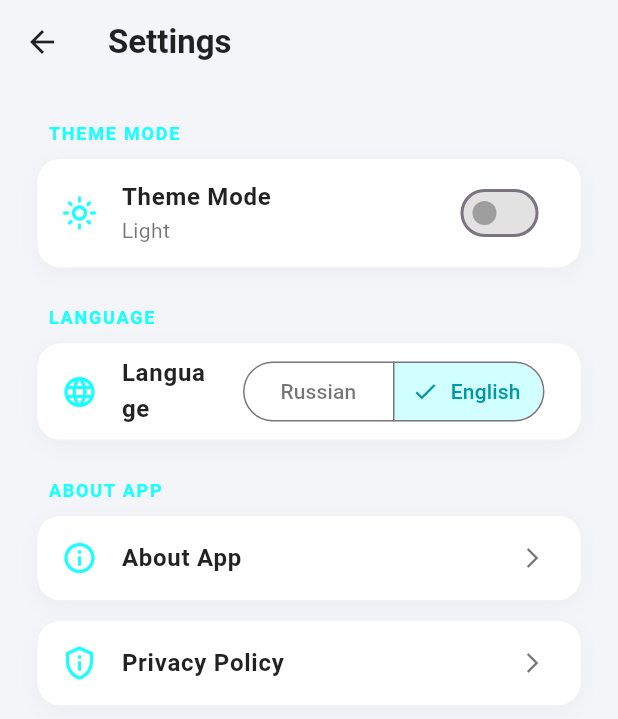
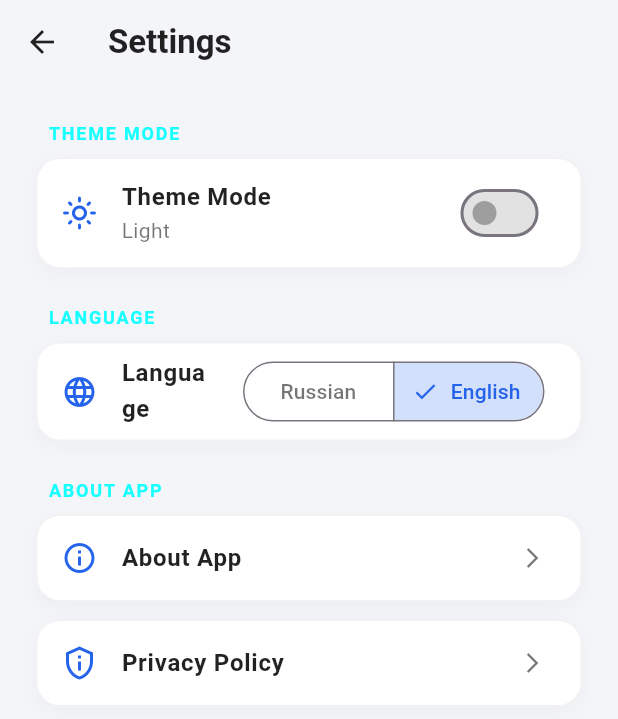
Before and after one commit to abdukarimov-tech/vpn_service, a Flutter app: the SettingsScreen screen opened directly, after a tap on "Тема оформления", after a tap on "English", on a phone screen of 412 x 824 dp. Shown: the top 719 px of the screen. Run offline on Flutter 3.47's test engine with Material 3 defaults, Android fonts, the phone set to English and light mode, and no system bars; our stand-ins replace device_info_plus, google_mobile_ads, shared_preferences; missing offline and left inert: flutter_v2ray; accounts and stored records are empty; network calls fail.

Commit message:
Изменение акцентного цвета для светлой темы и генерация иконки запуска из исходного icon.jpeg с фоном

```diff
--- a/client/lib/main.dart
+++ b/client/lib/main.dart
@@ -29,7 +29,7 @@ class MyApp extends StatelessWidget {
       themeMode: settings.themeMode,
       theme: ThemeData(
         brightness: Brightness.light,
-        primarySwatch: Colors.cyan,
+        primarySwatch: Colors.indigo,
         scaffoldBackgroundColor: const Color(0xFFF4F5F9),
         cardColor: Colors.white,
         appBarTheme: const AppBarTheme(
--- a/client/lib/screens/home_screen.dart
+++ b/client/lib/screens/home_screen.dart
@@ -72,6 +72,10 @@ class _HomeScreenState extends State<HomeScreen> with SingleTickerProviderStateM
     final theme = Theme.of(context);
     final isDark = settings.isDarkMode;
 
+    // Indigo/Blue for light theme, Cyan for dark theme
+    final accentColor = isDark ? Colors.cyanAccent : const Color(0xFF2563EB);
+    final accentColorMuted = isDark ? Colors.cyan : const Color(0xFF3B82F6);
+
     // Keep pulse animation updated based on status
     if (provider.isConnected && !_pulseController.isAnimating) {
       _pulseController.repeat(reverse: true);
@@ -89,7 +93,7 @@ class _HomeScreenState extends State<HomeScreen> with SingleTickerProviderStateM
             Container(
               padding: const EdgeInsets.all(4),
               decoration: BoxDecoration(
-                color: Colors.cyan.withValues(alpha: 0.1),
+                color: accentColor.withValues(alpha: 0.1),
                 borderRadius: BorderRadius.circular(10),
               ),
               child: ClipRRect(
@@ -188,7 +192,7 @@ class _HomeScreenState extends State<HomeScreen> with SingleTickerProviderStateM
                                 shape: BoxShape.circle,
                                 color: provider.isConnected
                                     ? Colors.green.withValues(alpha: 0.04)
-                                    : Colors.cyan.withValues(alpha: 0.04),
+                                    : accentColorMuted.withValues(alpha: 0.04),
                               ),
                             );
                           },
@@ -203,7 +207,7 @@ class _HomeScreenState extends State<HomeScreen> with SingleTickerProviderStateM
                                 shape: BoxShape.circle,
                                 color: provider.isConnected
                                     ? Colors.green.withValues(alpha: 0.08)
-                                    : Colors.cyan.withValues(alpha: 0.08),
+                                    : accentColorMuted.withValues(alpha: 0.08),
                               ),
                             );
                           },
@@ -222,7 +226,7 @@ class _HomeScreenState extends State<HomeScreen> with SingleTickerProviderStateM
                                     ? Colors.greenAccent.withValues(alpha: 0.4)
                                     : provider.vpnState == 'CONNECTING'
                                         ? Colors.orangeAccent.withValues(alpha: 0.4)
-                                        : Colors.cyanAccent.withValues(alpha: 0.4),
+                                        : accentColor.withValues(alpha: 0.4),
                                 blurRadius: 30,
                                 spreadRadius: 2,
                               ),
@@ -232,7 +236,7 @@ class _HomeScreenState extends State<HomeScreen> with SingleTickerProviderStateM
                                   ? Colors.greenAccent
                                   : provider.vpnState == 'CONNECTING'
                                       ? Colors.orangeAccent
-                                      : Colors.cyanAccent,
+                                      : accentColor,
                               width: 3,
                             ),
                           ),
@@ -243,7 +247,7 @@ class _HomeScreenState extends State<HomeScreen> with SingleTickerProviderStateM
                                 ? Colors.greenAccent
                                 : provider.vpnState == 'CONNECTING'
                                     ? Colors.orangeAccent
-                                    : Colors.cyanAccent,
+                                    : accentColor,
                           ),
                         ),
                       ],
@@ -285,7 +289,7 @@ class _HomeScreenState extends State<HomeScreen> with SingleTickerProviderStateM
                           provider.vpnState == 'CONNECTED'
                               ? settings.translate('active')
                               : settings.translate('idle'),
-                          color: provider.isConnected ? Colors.greenAccent : Colors.cyanAccent,
+                          color: provider.isConnected ? Colors.greenAccent : accentColor,
                         ),
                       ],
                     ),
@@ -325,12 +329,12 @@ class _HomeScreenState extends State<HomeScreen> with SingleTickerProviderStateM
                           Container(
                             padding: const EdgeInsets.all(10),
                             decoration: BoxDecoration(
-                              color: Colors.cyanAccent.withValues(alpha: 0.1),
+                              color: accentColor.withValues(alpha: 0.1),
                               shape: BoxShape.circle,
                             ),
-                            child: const Icon(
+                            child: Icon(
                               Icons.location_on,
-                              color: Colors.cyanAccent,
+                              color: accentColor,
                             ),
                           ),
                           const SizedBox(width: 16),
--- a/client/lib/screens/settings_screen.dart
+++ b/client/lib/screens/settings_screen.dart
@@ -59,6 +59,9 @@ class SettingsScreen extends StatelessWidget {
     final theme = Theme.of(context);
     final isDark = settings.isDarkMode;
 
+    final accentColor = isDark ? Colors.cyanAccent : const Color(0xFF2563EB);
+    final accentColorMuted = isDark ? Colors.cyan : const Color(0xFF3B82F6);
+
     return Scaffold(
       backgroundColor: theme.scaffoldBackgroundColor,
       appBar: AppBar(
@@ -86,8 +89,8 @@ class SettingsScreen extends StatelessWidget {
               _buildSettingsCard(
                 isDark: isDark,
                 child: SwitchListTile(
-                  activeThumbColor: Colors.cyanAccent,
-                  activeTrackColor: Colors.cyan.withValues(alpha: 0.3),
+                  activeThumbColor: accentColor,
+                  activeTrackColor: accentColorMuted.withValues(alpha: 0.3),
                   inactiveThumbColor: Colors.grey,
                   inactiveTrackColor: Colors.grey.withValues(alpha: 0.3),
                   value: settings.isDarkMode,
@@ -107,7 +110,7 @@ class SettingsScreen extends StatelessWidget {
                   ),
                   secondary: Icon(
                     settings.isDarkMode ? Icons.dark_mode_outlined : Icons.light_mode_outlined,
-                    color: Colors.cyanAccent,
+                    color: accentColor,
                   ),
                 ),
               ),
@@ -122,7 +125,7 @@ class SettingsScreen extends StatelessWidget {
               _buildSettingsCard(
                 isDark: isDark,
                 child: ListTile(
-                  leading: const Icon(Icons.language_outlined, color: Colors.cyanAccent),
+                  leading: Icon(Icons.language_outlined, color: accentColor),
                   title: Text(
                     settings.translate('language'),
                     style: TextStyle(
@@ -132,8 +135,8 @@ class SettingsScreen extends StatelessWidget {
                   ),
                   trailing: SegmentedButton<String>(
                     style: SegmentedButton.styleFrom(
-                      selectedBackgroundColor: Colors.cyanAccent.withValues(alpha: 0.2),
-                      selectedForegroundColor: isDark ? Colors.cyanAccent : Colors.cyan.shade700,
+                      selectedBackgroundColor: accentColor.withValues(alpha: 0.2),
+                      selectedForegroundColor: accentColor,
                       foregroundColor: isDark ? Colors.white70 : Colors.black54,
                     ),
                     segments: <ButtonSegment<String>>[
@@ -164,7 +167,7 @@ class SettingsScreen extends StatelessWidget {
               _buildSettingsCard(
                 isDark: isDark,
                 child: ListTile(
-                  leading: const Icon(Icons.info_outline, color: Colors.cyanAccent),
+                  leading: Icon(Icons.info_outline, color: accentColor),
                   title: Text(
                     settings.translate('about'),
                     style: TextStyle(
@@ -185,7 +188,7 @@ class SettingsScreen extends StatelessWidget {
               _buildSettingsCard(
                 isDark: isDark,
                 child: ListTile(
-                  leading: const Icon(Icons.privacy_tip_outlined, color: Colors.cyanAccent),
+                  leading: Icon(Icons.privacy_tip_outlined, color: accentColor),
                   title: Text(
                     settings.translate('privacy_policy'),
                     style: TextStyle(
--- a/client/pubspec.yaml
+++ b/client/pubspec.yaml
@@ -65,6 +65,7 @@ flutter:
 
   assets:
     - assets/icon.png
+    - assets/icon.jpeg
 
   # An image asset can refer to one or more resolution-specific "variants", see
   # https://flutter.dev/to/resolution-aware-images
@@ -95,4 +96,4 @@ flutter:
 flutter_launcher_icons:
   android: true
   ios: true
-  image_path: "assets/icon.png"
+  image_path: "assets/icon.jpeg"
```
Also changed, not shown: client/lib/screens/servers_screen.dart (+12 -9 lines), 26 other files.
